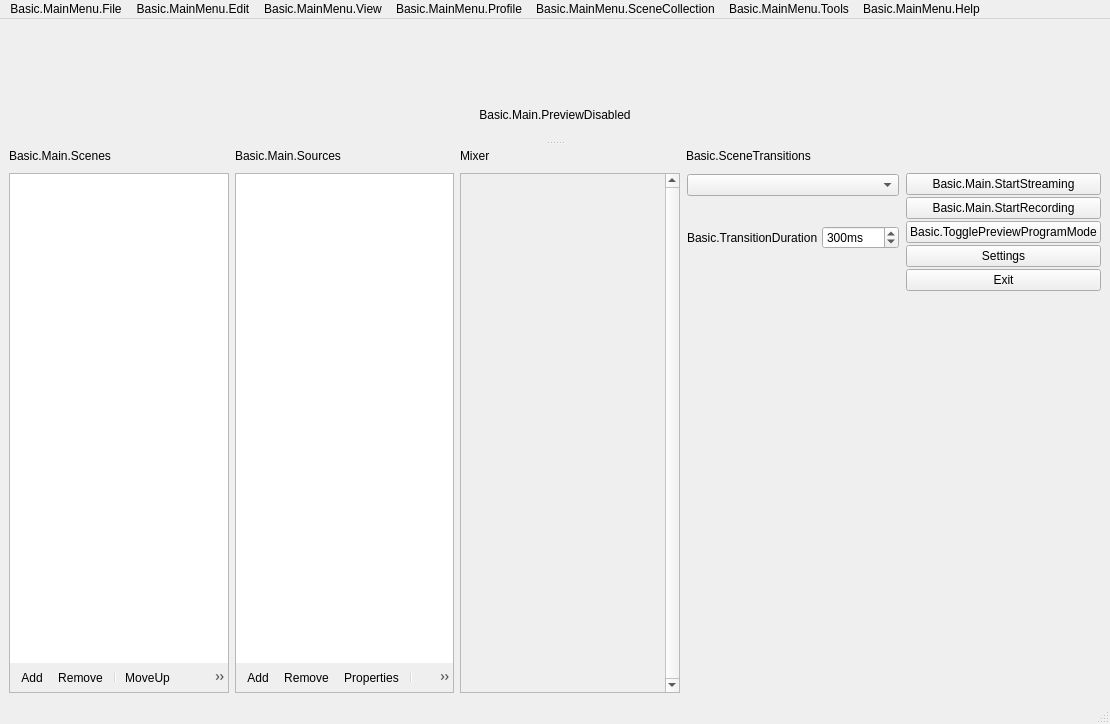
This is obs-studio/UI/forms/OBSBasic.ui in varder/obs_test as Qt 5 draws it before an edit. The edited form follows.
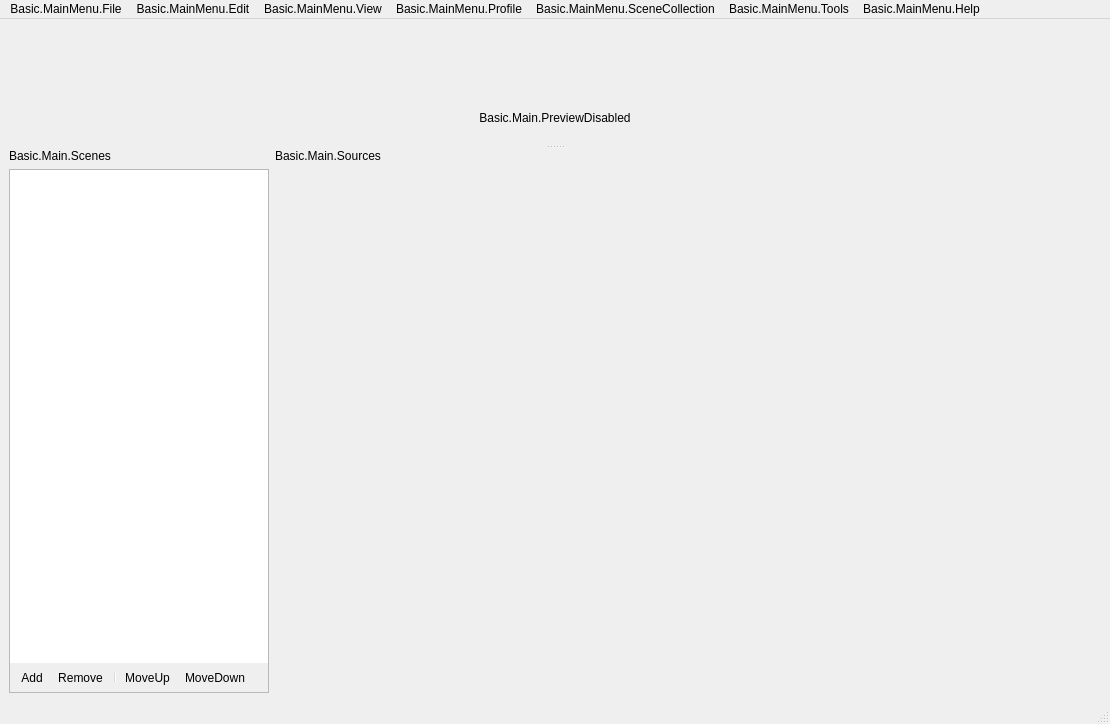
This is the edited form. Icons and pictures are not drawn. Custom widgets are drawn as their Qt base class.

Diff of the .ui file:
```diff
--- a/obs-studio/UI/forms/OBSBasic.ui
+++ b/obs-studio/UI/forms/OBSBasic.ui
@@ -104,161 +104,13 @@
       </widget>
       <widget class="QWidget" name="gridLayoutWidget_2">
        <layout class="QGridLayout" name="gridLayout_2">
-        <item row="1" column="4">
+        <item row="1" column="3">
          <layout class="QVBoxLayout" name="buttonsVLayout">
           <property name="spacing">
            <number>2</number>
           </property>
-          <item>
-           <widget class="QPushButton" name="streamButton">
-            <property name="enabled">
-             <bool>true</bool>
-            </property>
-            <property name="sizePolicy">
-             <sizepolicy hsizetype="Preferred" vsizetype="Fixed">
-              <horstretch>0</horstretch>
-              <verstretch>0</verstretch>
-             </sizepolicy>
-            </property>
-            <property name="text">
-             <string>Basic.Main.StartStreaming</string>
-            </property>
-            <property name="checkable">
-             <bool>false</bool>
-            </property>
-           </widget>
-          </item>
-          <item>
-           <widget class="QPushButton" name="recordButton">
-            <property name="enabled">
-             <bool>true</bool>
-            </property>
-            <property name="sizePolicy">
-             <sizepolicy hsizetype="Preferred" vsizetype="Fixed">
-              <horstretch>0</horstretch>
-              <verstretch>0</verstretch>
-             </sizepolicy>
-            </property>
-            <property name="minimumSize">
-             <size>
-              <width>130</width>
-              <height>0</height>
-             </size>
-            </property>
-            <property name="text">
-             <string>Basic.Main.StartRecording</string>
-            </property>
-           </widget>
-          </item>
-          <item>
-           <widget class="QPushButton" name="modeSwitch">
-            <property name="text">
-             <string>Basic.TogglePreviewProgramMode</string>
-            </property>
-            <property name="checkable">
-             <bool>true</bool>
-            </property>
-           </widget>
-          </item>
-          <item>
-           <widget class="QPushButton" name="settingsButton">
-            <property name="sizePolicy">
-             <sizepolicy hsizetype="Preferred" vsizetype="Fixed">
-              <horstretch>0</horstretch>
-              <verstretch>0</verstretch>
-             </sizepolicy>
-            </property>
-            <property name="text">
-             <string>Settings</string>
-            </property>
-           </widget>
-          </item>
-          <item>
-           <widget class="QPushButton" name="exitButton">
-            <property name="sizePolicy">
-             <sizepolicy hsizetype="Preferred" vsizetype="Fixed">
-              <horstretch>0</horstretch>
-              <verstretch>0</verstretch>
-             </sizepolicy>
-            </property>
-            <property name="text">
-             <string>Exit</string>
-            </property>
-           </widget>
-          </item>
-          <item>
-           <spacer name="expVSpacer_2">
-            <property name="orientation">
-             <enum>Qt::Vertical</enum>
-            </property>
-            <property name="sizeHint" stdset="0">
-             <size>
-              <width>0</width>
-              <height>0</height>
-             </size>
-            </property>
-           </spacer>
-          </item>
          </layout>
         </item>
-        <item row="1" column="2">
-         <widget class="VScrollArea" name="scrollArea">
-          <property name="minimumSize">
-           <size>
-            <width>220</width>
-            <height>0</height>
-           </size>
-          </property>
-          <property name="frameShape">
-           <enum>QFrame::StyledPanel</enum>
-          </property>
-          <property name="frameShadow">
-           <enum>QFrame::Sunken</enum>
-          </property>
-          <property name="verticalScrollBarPolicy">
-           <enum>Qt::ScrollBarAlwaysOn</enum>
-          </property>
-          <property name="horizontalScrollBarPolicy">
-           <enum>Qt::ScrollBarAlwaysOff</enum>
-          </property>
-          <property name="widgetResizable">
-           <bool>true</bool>
-          </property>
-          <widget class="QWidget" name="volumeWidgets">
-           <property name="geometry">
-            <rect>
-             <x>0</x>
-             <y>0</y>
-             <width>215</width>
-             <height>16</height>
-            </rect>
-           </property>
-           <property name="sizePolicy">
-            <sizepolicy hsizetype="Preferred" vsizetype="Maximum">
-             <horstretch>0</horstretch>
-             <verstretch>0</verstretch>
-            </sizepolicy>
-           </property>
-           <layout class="QVBoxLayout" name="verticalLayout_18">
-            <property name="spacing">
-             <number>0</number>
-            </property>
-            <property name="leftMargin">
-             <number>0</number>
-            </property>
-            <property name="topMargin">
-             <number>0</number>
-            </property>
-            <property name="rightMargin">
-             <number>0</number>
-            </property>
-            <property name="bottomMargin">
-             <number>0</number>
-            </property>
-           </layout>
-          </widget>
-         </widget>
-        </item>
         <item row="1" column="0">
          <layout class="QVBoxLayout" name="scenesVLayout">
           <property name="spacing">
@@ -389,183 +241,6 @@
           <property name="spacing">
            <number>2</number>
           </property>
-          <item>
-           <widget class="QLabel" name="mixerLabel">
-            <property name="sizePolicy">
-             <sizepolicy hsizetype="Maximum" vsizetype="Preferred">
-              <horstretch>0</horstretch>
-              <verstretch>0</verstretch>
-             </sizepolicy>
-            </property>
-            <property name="text">
-             <string>Mixer</string>
-            </property>
-           </widget>
-          </item>
-          <item>
-           <widget class="QPushButton" name="advAudioProps">
-            <property name="sizePolicy">
-             <sizepolicy hsizetype="Maximum" vsizetype="Maximum">
-              <horstretch>0</horstretch>
-              <verstretch>0</verstretch>
-             </sizepolicy>
-            </property>
-            <property name="maximumSize">
-             <size>
-              <width>22</width>
-              <height>22</height>
-             </size>
-            </property>
-            <property name="accessibleName">
-             <string>Basic.AdvAudio</string>
-            </property>
-            <property name="text">
-             <string notr="true"/>
-            </property>
-            <property name="icon">
-             <iconset resource="obs.qrc">
-              <normaloff>:/res/images/configuration21_16.png</normaloff>:/res/images/configuration21_16.png</iconset>
-            </property>
-            <property name="flat">
-             <bool>true</bool>
-            </property>
-            <property name="themeID" stdset="0">
-             <string notr="true">configIconSmall</string>
-            </property>
-           </widget>
-          </item>
-          <item>
-           <spacer name="mixadvHSpacer_4">
-            <property name="orientation">
-             <enum>Qt::Horizontal</enum>
-            </property>
-            <property name="sizeHint" stdset="0">
-             <size>
-              <width>0</width>
-              <height>0</height>
-             </size>
-            </property>
-           </spacer>
-          </item>
-         </layout>
-        </item>
-        <item row="1" column="1">
-         <layout class="QVBoxLayout" name="sourcesVLayout">
-          <property name="spacing">
-           <number>0</number>
-          </property>
-          <item>
-           <widget class="QFrame" name="sourcesFrame">
-            <property name="sizePolicy">
-             <sizepolicy hsizetype="Expanding" vsizetype="Expanding">
-              <horstretch>0</horstretch>
-              <verstretch>0</verstretch>
-             </sizepolicy>
-            </property>
-            <property name="minimumSize">
-             <size>
-              <width>160</width>
-              <height>0</height>
-             </size>
-            </property>
-            <property name="maximumSize">
-             <size>
-              <width>260</width>
-              <height>16777215</height>
-             </size>
-            </property>
-            <property name="frameShape">
-             <enum>QFrame::StyledPanel</enum>
-            </property>
-            <property name="frameShadow">
-             <enum>QFrame::Sunken</enum>
-            </property>
-            <layout class="QVBoxLayout" name="verticalLayout_16">
-             <property name="spacing">
-              <number>0</number>
-             </property>
-             <property name="leftMargin">
-              <number>0</number>
-             </property>
-             <property name="topMargin">
-              <number>0</number>
-             </property>
-             <property name="rightMargin">
-              <number>0</number>
-             </property>
-             <property name="bottomMargin">
-              <number>0</number>
-             </property>
-             <item>
-              <widget class="SourceListWidget" name="sources">
-               <property name="sizePolicy">
-                <sizepolicy hsizetype="Preferred" vsizetype="Expanding">
-                 <horstretch>0</horstretch>
-                 <verstretch>0</verstretch>
-                </sizepolicy>
-               </property>
-               <property name="contextMenuPolicy">
-                <enum>Qt::CustomContextMenu</enum>
-               </property>
-               <property name="frameShape">
-                <enum>QFrame::NoFrame</enum>
-               </property>
-               <property name="showDropIndicator" stdset="0">
-                <bool>true</bool>
-               </property>
-               <property name="dragEnabled">
-                <bool>true</bool>
-               </property>
-               <property name="dragDropMode">
-                <enum>QAbstractItemView::InternalMove</enum>
-               </property>
-               <property name="defaultDropAction">
-                <enum>Qt::TargetMoveAction</enum>
-               </property>
-               <property name="selectionMode">
-                <enum>QAbstractItemView::ExtendedSelection</enum>
-               </property>
-               <addaction name="actionRemoveSource"/>
-              </widget>
-             </item>
-             <item>
-              <widget class="QToolBar" name="sourcesToolbar">
-               <property name="iconSize">
-                <size>
-                 <width>16</width>
-                 <height>16</height>
-                </size>
-               </property>
-               <property name="floatable">
-                <bool>false</bool>
-               </property>
-               <addaction name="actionAddSource"/>
-               <addaction name="actionRemoveSource"/>
-               <addaction name="actionSourceProperties"/>
-               <addaction name="separator"/>
-               <addaction name="actionSourceUp"/>
-               <addaction name="actionSourceDown"/>
-              </widget>
-             </item>
-             <item>
-              <spacer name="sourcesFixedSizeHSpacer">
-               <property name="orientation">
-                <enum>Qt::Horizontal</enum>
-               </property>
-               <property name="sizeType">
-                <enum>QSizePolicy::Fixed</enum>
-               </property>
-               <property name="sizeHint" stdset="0">
-                <size>
-                 <width>150</width>
-                 <height>0</height>
-                </size>
-               </property>
-              </spacer>
-             </item>
-            </layout>
-           </widget>
-          </item>
          </layout>
         </item>
         <item row="0" column="0">
@@ -575,233 +250,6 @@
           </property>
          </widget>
         </item>
-        <item row="0" column="3">
-         <widget class="QLabel" name="sceneTransitionsLabel">
-          <property name="text">
-           <string>Basic.SceneTransitions</string>
-          </property>
-         </widget>
-        </item>
-        <item row="1" column="3">
-         <widget class="QWidget" name="transitionsContainer" native="true">
-          <layout class="QVBoxLayout" name="verticalLayout">
-           <property name="spacing">
-            <number>4</number>
-           </property>
-           <property name="leftMargin">
-            <number>1</number>
-           </property>
-           <property name="topMargin">
-            <number>1</number>
-           </property>
-           <property name="rightMargin">
-            <number>1</number>
-           </property>
-           <property name="bottomMargin">
-            <number>2</number>
-           </property>
-           <item>
-            <widget class="QComboBox" name="transitions">
-             <property name="minimumSize">
-              <size>
-               <width>120</width>
-               <height>0</height>
-              </size>
-             </property>
-             <property name="accessibleName">
-              <string>Transition</string>
-             </property>
-            </widget>
-           </item>
-           <item>
-            <layout class="QHBoxLayout" name="horizontalLayout_4">
-             <property name="spacing">
-              <number>4</number>
-             </property>
-             <item>
-              <spacer name="horizontalSpacer">
-               <property name="orientation">
-                <enum>Qt::Horizontal</enum>
-               </property>
-               <property name="sizeType">
-                <enum>QSizePolicy::Preferred</enum>
-               </property>
-               <property name="sizeHint" stdset="0">
-                <size>
-                 <width>40</width>
-                 <height>20</height>
-                </size>
-               </property>
-              </spacer>
-             </item>
-             <item>
-              <widget class="QPushButton" name="transitionAdd">
-               <property name="sizePolicy">
-                <sizepolicy hsizetype="Maximum" vsizetype="Maximum">
-                 <horstretch>0</horstretch>
-                 <verstretch>0</verstretch>
-                </sizepolicy>
-               </property>
-               <property name="maximumSize">
-                <size>
-                 <width>22</width>
-                 <height>22</height>
-                </size>
-               </property>
-               <property name="toolTip">
-                <string>Basic.AddTransition</string>
-               </property>
-               <property name="accessibleName">
-                <string>Basic.AddTransition</string>
-               </property>
-               <property name="text">
-                <string notr="true"/>
-               </property>
-               <property name="icon">
-                <iconset resource="obs.qrc">
-                 <normaloff>:/res/images/add.png</normaloff>:/res/images/add.png</iconset>
-               </property>
-               <property name="flat">
-                <bool>true</bool>
-               </property>
-               <property name="themeID" stdset="0">
-                <string notr="true">addIconSmall</string>
-               </property>
-              </widget>
-             </item>
-             <item>
-              <widget class="QPushButton" name="transitionRemove">
-               <property name="sizePolicy">
-                <sizepolicy hsizetype="Maximum" vsizetype="Maximum">
-                 <horstretch>0</horstretch>
-                 <verstretch>0</verstretch>
-                </sizepolicy>
-               </property>
-               <property name="maximumSize">
-                <size>
-                 <width>22</width>
-                 <height>22</height>
-                </size>
-               </property>
-               <property name="toolTip">
-                <string>Basic.RemoveTransition</string>
-               </property>
-               <property name="accessibleName">
-                <string>Basic.RemoveTransition</string>
-               </property>
-               <property name="text">
-                <string notr="true"/>
-               </property>
-               <property name="icon">
-                <iconset resource="obs.qrc">
-                 <normaloff>:/res/images/list_remove.png</normaloff>:/res/images/list_remove.png</iconset>
-               </property>
-               <property name="flat">
-                <bool>true</bool>
-               </property>
-               <property name="themeID" stdset="0">
-                <string notr="true">removeIconSmall</string>
-               </property>
-              </widget>
-             </item>
-             <item>
-              <widget class="QPushButton" name="transitionProps">
-               <property name="sizePolicy">
-                <sizepolicy hsizetype="Maximum" vsizetype="Maximum">
-                 <horstretch>0</horstretch>
-                 <verstretch>0</verstretch>
-                </sizepolicy>
-               </property>
-               <property name="maximumSize">
-                <size>
-                 <width>22</width>
-                 <height>22</height>
-                </size>
-               </property>
-               <property name="toolTip">
-                <string>Basic.TransitionProperties</string>
-               </property>
-               <property name="accessibleName">
-                <string>Basic.TransitionProperties</string>
-               </property>
-               <property name="text">
-                <string notr="true"/>
-               </property>
-               <property name="icon">
-                <iconset resource="obs.qrc">
-                 <normaloff>:/res/images/configuration21_16.png</normaloff>:/res/images/configuration21_16.png</iconset>
-               </property>
-               <property name="flat">
-                <bool>true</bool>
-               </property>
-               <property name="themeID" stdset="0">
-                <string notr="true">configIconSmall</string>
-               </property>
-              </widget>
-             </item>
-            </layout>
-           </item>
-           <item>
-            <layout class="QHBoxLayout" name="horizontalLayout_3">
-             <property name="spacing">
-              <number>4</number>
-             </property>
-             <item>
-              <widget class="QLabel" name="transitionDurationLabel">
-               <property name="sizePolicy">
-                <sizepolicy hsizetype="Maximum" vsizetype="Preferred">
-                 <horstretch>0</horstretch>
-                 <verstretch>0</verstretch>
-                </sizepolicy>
-               </property>
-               <property name="text">
-                <string>Basic.TransitionDuration</string>
-               </property>
-               <property name="buddy">
-                <cstring>transitionDuration</cstring>
-               </property>
-              </widget>
-             </item>
-             <item>
-              <widget class="QSpinBox" name="transitionDuration">
-               <property name="accessibleName">
-                <string>Basic.TransitionDuration</string>
-               </property>
-               <property name="suffix">
-                <string>ms</string>
-               </property>
-               <property name="minimum">
-                <number>2</number>
-               </property>
-               <property name="maximum">
-                <number>10000</number>
-               </property>
-               <property name="singleStep">
-                <number>50</number>
-               </property>
-               <property name="value">
-                <number>300</number>
-               </property>
-              </widget>
-             </item>
-            </layout>
-           </item>
-           <item>
-            <spacer name="verticalSpacer">
-             <property name="orientation">
-              <enum>Qt::Vertical</enum>
-             </property>
-             <property name="sizeHint" stdset="0">
-              <size>
-               <width>20</width>
-               <height>40</height>
-              </size>
-             </property>
-            </spacer>
-           </item>
-          </layout>
-         </widget>
-        </item>
        </layout>
       </widget>
      </widget>
@@ -1501,17 +949,6 @@
    <extends>QStatusBar</extends>
    <header>window-basic-status-bar.hpp</header>
   </customwidget>
-  <customwidget>
-   <class>VScrollArea</class>
-   <extends>QScrollArea</extends>
-   <header>vertical-scroll-area.hpp</header>
-   <container>1</container>
-  </customwidget>
-  <customwidget>
-   <class>SourceListWidget</class>
-   <extends>QListWidget</extends>
-   <header>source-list-widget.hpp</header>
-  </customwidget>
  </customwidgets>
  <resources>
   <include location="obs.qrc"/>
```
Left out of the diff: 26 changed lines with no effect on the pictures.
